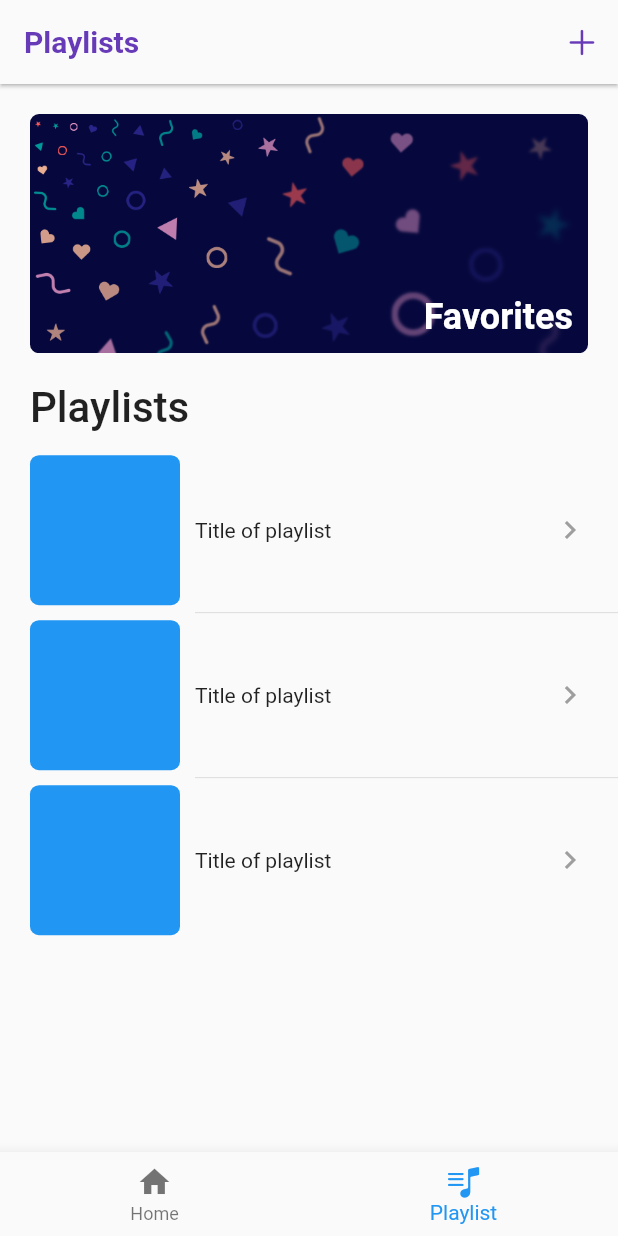
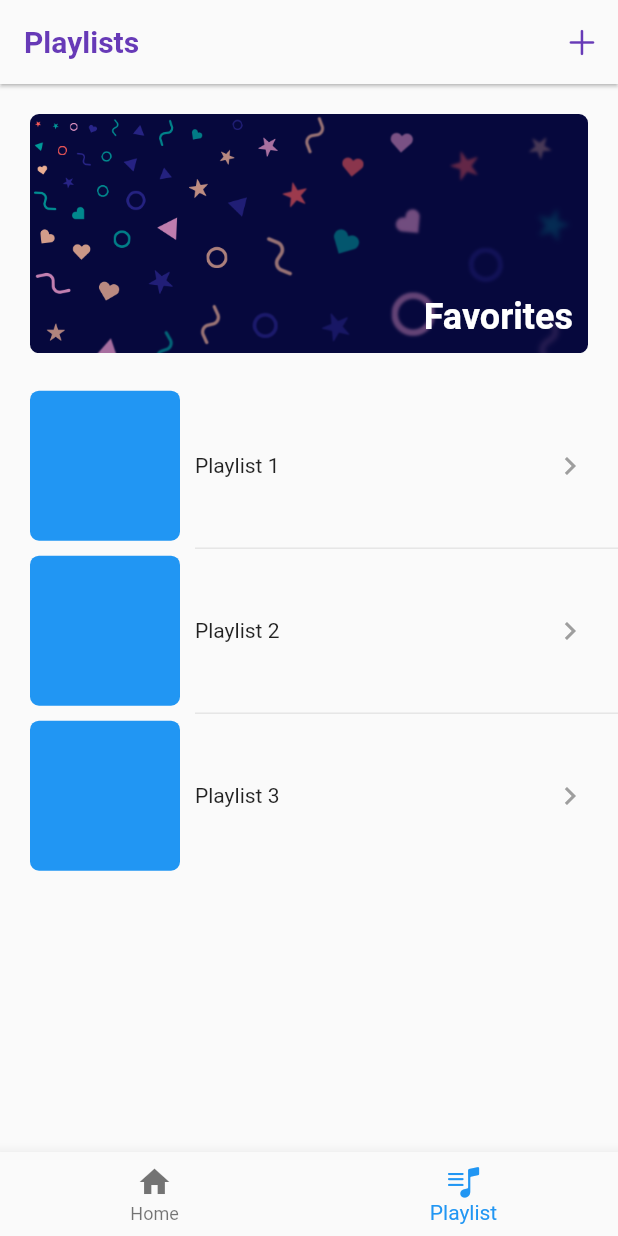
Before and after one commit to kingdennis-crypto/MusicBox, a Flutter app: the screen it shows after launch, item 2 of the bottom bar chosen, on a phone screen of 412 x 824 dp. Run offline on Flutter 3.47's test engine with Material 2 defaults, Android fonts, the phone set to English and light mode, and no system bars; our stand-ins replace flutter_svg, get, sliding_up_panel; network calls fail.

Commit message:
feat: :bricks: Added playlist to the controller

```diff
--- a/lib/components/playlist_card.dart
+++ b/lib/components/playlist_card.dart
@@ -1,13 +1,15 @@
 import 'package:flutter/material.dart';
 
-class Playlist extends StatefulWidget {
-  const Playlist({Key? key}) : super(key: key);
+class PlaylistCard extends StatefulWidget {
+  const PlaylistCard({Key? key, required this.name}) : super(key: key);
+
+  final String name;
 
   @override
-  State<Playlist> createState() => _PlaylistState();
+  State<PlaylistCard> createState() => _PlaylistCardState();
 }
 
-class _PlaylistState extends State<Playlist> {
+class _PlaylistCardState extends State<PlaylistCard> {
   @override
   Widget build(BuildContext context) {
     return Material(
@@ -30,7 +32,7 @@ class _PlaylistState extends State<Playlist> {
                     ),
                   ),
                   const SizedBox(width: 10),
-                  const Text("Title of playlist"),
+                  Text(widget.name),
                 ],
               ),
               const Icon(
--- a/lib/main.dart
+++ b/lib/main.dart
@@ -10,8 +10,16 @@ import 'package:musicbox/playlist.dart';
 class Music {
   String title;
   String artist;
+  List songs = <Music>[];
 
   Music({required this.title, required this.artist});
+}
+
+class Playlist {
+  String name;
+  String description;
+
+  Playlist({required this.name, required this.description});
 }
 
 void main() {
@@ -52,8 +60,7 @@ class _MyAppState extends State<MyApp> {
             actionsIconTheme: IconThemeData(
               color: Colors.deepPurple,
             ),
-            iconTheme: IconThemeData(color: Colors.deepPurple)
-        ),
+            iconTheme: IconThemeData(color: Colors.deepPurple)),
       ),
       home: Scaffold(
         body: IndexedStack(
--- a/lib/playlist.dart
+++ b/lib/playlist.dart
@@ -101,69 +101,19 @@ class _PlaylistScreenState extends State<PlaylistScreen> {
             ),
           ),
         ),
-        )
-
-        // child: AspectRatio(
-        //   aspectRatio: 21 / 9,
-        //   child: Material(
-        //     color: Colors.deepPurple,
-        //     borderRadius: BorderRadius.circular(10),
-        //     clipBehavior: Clip.hardEdge,
-        //     child: svg,
-        //   child: InkWell(
-        //     onTap: () {
-        //       Navigator.push(
-        //         context,
-        //         MaterialPageRoute(
-        //           builder: (context) => const FavoriteScreen(),
-        //         ),
-        //       );
-        //     },
-        //     child: const Align(
-        //       alignment: Alignment.bottomRight,
-        //       child: Padding(
-        //         padding: EdgeInsets.all(10),
-        //         child: Text(
-        //           "Favorites",
-        //           style: TextStyle(
-        //             color: Colors.white,
-        //             fontSize: 22,
-        //             fontWeight: FontWeight.bold,
-        //           ),
-        //         ),
-        //       ),
-        //     ),
-        //   ),
-        // ),
-        //   ),
-        // ),
+      ),
     );
   }
 
   Widget _playlistColumn() {
-    return Column(
-      crossAxisAlignment: CrossAxisAlignment.start,
-      children: const <Widget>[
-        Padding(
-          padding: EdgeInsets.symmetric(horizontal: 20.0),
-          child: Text(
-            "Playlists",
-            style: TextStyle(fontSize: 28, fontWeight: FontWeight.w500),
-          ),
-        ),
-        SizedBox(height: 10),
-        Playlist(),
-        Divider(
-          height: 0,
-          indent: 130,
-        ),
-        Playlist(),
-        Divider(
-          height: 0,
-          indent: 130,
-        ),
-        Playlist(),
-      ],
+    return ListView.separated(
+      shrinkWrap: true,
+      physics: const NeverScrollableScrollPhysics(),
+      itemCount: storeController.playlists.length,
+      separatorBuilder: (context, index) =>
+          const Divider(height: 0, indent: 130),
+      itemBuilder: (context, index) =>
+          PlaylistCard(name: storeController.playlists[index].name),
     );
   }
 }
--- a/lib/store_controller.dart
+++ b/lib/store_controller.dart
@@ -5,6 +5,11 @@ import 'package:musicbox/main.dart';
 class StoreController extends GetxController {
   final isPlaying = false.obs;
   final favoriteSongs = <Music>[].obs;
+  final playlists = <Playlist>[
+    Playlist(name: 'Playlist 1', description: 'Playlist 1'),
+    Playlist(name: 'Playlist 2', description: 'Playlist 2'),
+    Playlist(name: 'Playlist 3', description: 'Playlist 3'),
+  ].obs;
 
   final storeNameEditingController = TextEditingController();
 
@@ -19,9 +24,8 @@ class StoreController extends GetxController {
   }
 
   removeFavoriteSong(String name, String artist) {
-    final Music item = Music(title: name, artist: artist);
-
-    favoriteSongs.remove(item);
+    favoriteSongs.removeAt(favoriteSongs.indexWhere(
+        (element) => element.title == name && element.artist == artist));
   }
 
   sortSongsAZ() {
@@ -35,4 +39,13 @@ class StoreController extends GetxController {
       return b.title.toLowerCase().compareTo(a.title.toLowerCase());
     });
   }
+
+  addPlaylist(String name, String description) {
+    playlists.add(Playlist(name: name, description: description));
+  }
+
+  removePlaylist(String name, String description) {
+    playlists.removeAt(playlists.indexWhere((element) =>
+        element.name == name && element.description == description));
+  }
 }
```
Lines whose indentation alone changed are shown as unchanged.
